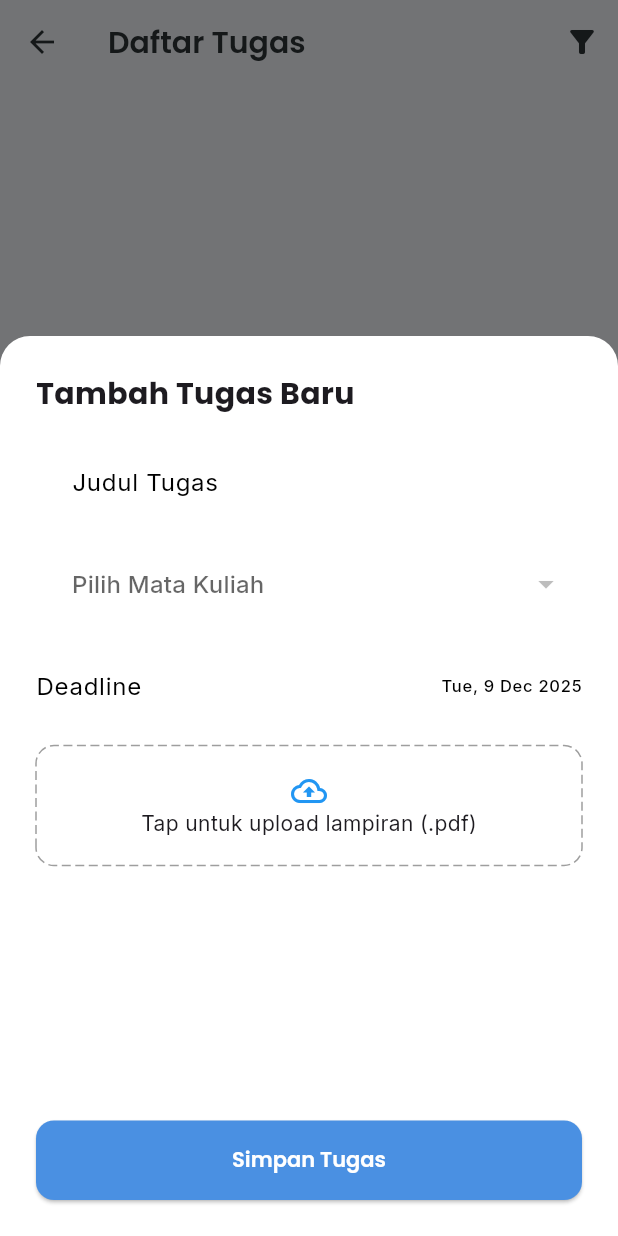
After one commit to Deryl7/StudyTrack, a Flutter app: the TaskScreen screen opened directly, after a tap on the "filter alt off" icon, after a tap on "Tugas Baru", on a phone screen of 412 x 824 dp. The commit adds this screen. Run offline on Flutter 3.47's test engine with Material 3 defaults, Android fonts, the phone set to English and light mode, and no system bars; drawn by our look-alikes of dotted_border; our stand-ins replace cloud_firestore, file_picker, firebase_auth, firebase_core, firebase_storage, google_fonts; accounts and stored records are empty.

Commit message:
Final UI: Tasks, Profil

```diff
--- a/lib/main.dart
+++ b/lib/main.dart
@@ -3,6 +3,11 @@ import 'package:firebase_core/firebase_core.dart';
 import 'package:provider/provider.dart';
 import 'package:firebase_auth/firebase_auth.dart';
 import 'package:google_fonts/google_fonts.dart';
+import 'home/home_screen.dart';
+import 'schedule/schedule_screen.dart';
+// Tambahkan 2 baris ini:
+import 'tasks/task_screen.dart';
+import 'profile/profile_screen.dart';
 
 // Services
 import 'services/auth_service.dart';
--- a/lib/ui/main_layout.dart
+++ b/lib/ui/main_layout.dart
@@ -4,6 +4,9 @@ import 'package:google_fonts/google_fonts.dart';
 // Screens
 import 'home/home_screen.dart';
 import 'schedule/schedule_screen.dart';
+
+import 'tasks/task_screen.dart';
+import 'profile/profile_screen.dart';
 
 // Placeholder untuk Tahap 3
 class PlaceholderScreen extends StatelessWidget {
@@ -28,8 +31,8 @@ class _MainLayoutState extends State<MainLayout> {
   final List<Widget> _screens = [
     const HomeScreen(), // Index 0: Dashboard
     const ScheduleScreen(), // Index 1: Jadwal
-    const PlaceholderScreen("Tugas"), // Index 2: Tugas (Tahap 3)
-    const PlaceholderScreen("Profil"), // Index 3: Profil (Tahap 3)
+    const TaskScreen(), // Index 2: Tugas (BARU)
+    const ProfileScreen(), // Index 3: Profil (BARU)
   ];
 
   @override
--- /dev/null
+++ b/lib/ui/tasks/task_screen.dart
@@ -0,0 +1,364 @@
+import 'dart:io';
+import 'package:flutter/material.dart';
+import 'package:provider/provider.dart';
+import 'package:firebase_auth/firebase_auth.dart';
+import 'package:google_fonts/google_fonts.dart';
+import 'package:intl/intl.dart';
+import 'package:file_picker/file_picker.dart';
+import 'package:dotted_border/dotted_border.dart';
+
+import '../../services/database_service.dart';
+import '../../services/storage_services.dart';
+import '../../models/task_model.dart';
+import '../../models/course_model.dart';
+
+class TaskScreen extends StatefulWidget {
+  const TaskScreen({super.key});
+
+  @override
+  State<TaskScreen> createState() => _TaskScreenState();
+}
+
+class _TaskScreenState extends State<TaskScreen> {
+  bool _showOnlyPending = false; // Filter status tugas
+
+  @override
+  Widget build(BuildContext context) {
+    final user = Provider.of<User?>(context);
+    final db = DatabaseService(uid: user!.uid);
+
+    return Scaffold(
+      appBar: AppBar(
+        title: const Text("Daftar Tugas"),
+        actions: [
+          // Filter Button
+          IconButton(
+            icon: Icon(
+              _showOnlyPending ? Icons.filter_alt : Icons.filter_alt_off,
+            ),
+            tooltip: "Filter Belum Selesai",
+            onPressed: () =>
+                setState(() => _showOnlyPending = !_showOnlyPending),
+          ),
+        ],
+      ),
+      floatingActionButton: FloatingActionButton.extended(
+        onPressed: () => _showAddTaskSheet(context, db),
+        label: const Text("Tugas Baru"),
+        icon: const Icon(Icons.add),
+        backgroundColor: Theme.of(context).primaryColor,
+      ),
+      body: StreamBuilder<List<TaskModel>>(
+        stream: db.tasks,
+        builder: (context, snapshot) {
+          if (!snapshot.hasData)
+            return const Center(child: CircularProgressIndicator());
+
+          var tasks = snapshot.data!;
+
+          // Logic Filter
+          if (_showOnlyPending) {
+            tasks = tasks.where((t) => !t.isDone).toList();
+          }
+
+          if (tasks.isEmpty) {
+            return Center(
+              child: Column(
+                mainAxisAlignment: MainAxisAlignment.center,
+                children: [
+                  const Icon(Icons.task_alt, size: 64, color: Colors.grey),
+                  const SizedBox(height: 16),
+                  Text(
+                    "Tidak ada tugas. Santai dulu! ☕",
+                    style: GoogleFonts.inter(color: Colors.grey),
+                  ),
+                ],
+              ),
+            );
+          }
+
+          return ListView.builder(
+            padding: const EdgeInsets.all(16),
+            itemCount: tasks.length,
+            itemBuilder: (context, index) {
+              final task = tasks[index];
+              return _buildTaskCard(task, db);
+            },
+          );
+        },
+      ),
+    );
+  }
+
+  Widget _buildTaskCard(TaskModel task, DatabaseService db) {
+    final isOverdue = task.deadline.isBefore(DateTime.now()) && !task.isDone;
+
+    return Card(
+      margin: const EdgeInsets.only(bottom: 12),
+      shape: RoundedRectangleBorder(
+        borderRadius: BorderRadius.circular(12),
+        side: isOverdue
+            ? const BorderSide(color: Colors.red, width: 1)
+            : BorderSide.none,
+      ),
+      child: ListTile(
+        contentPadding: const EdgeInsets.symmetric(horizontal: 16, vertical: 8),
+        leading: Checkbox(
+          value: task.isDone,
+          activeColor: Colors.green,
+          shape: const CircleBorder(),
+          onChanged: (val) => db.toggleTaskStatus(task.id, task.isDone),
+        ),
+        title: Text(
+          task.title,
+          style: GoogleFonts.poppins(
+            fontWeight: FontWeight.w600,
+            decoration: task.isDone ? TextDecoration.lineThrough : null,
+            color: task.isDone ? Colors.grey : Colors.black,
+          ),
+        ),
+        subtitle: Column(
+          crossAxisAlignment: CrossAxisAlignment.start,
+          children: [
+            const SizedBox(height: 4),
+            Text(
+              task.courseName,
+              style: GoogleFonts.inter(
+                fontSize: 12,
+                color: Theme.of(context).primaryColor,
+              ),
+            ),
+            Text(
+              "Deadline: ${DateFormat('d MMM HH:mm').format(task.deadline)}",
+              style: GoogleFonts.inter(
+                fontSize: 12,
+                color: isOverdue ? Colors.red : Colors.grey,
+              ),
+            ),
+            if (task.fileName != null) ...[
+              const SizedBox(height: 4),
+              Row(
+                children: [
+                  const Icon(Icons.attach_file, size: 14, color: Colors.grey),
+                  const SizedBox(width: 4),
+                  Text(
+                    task.fileName!,
+                    style: GoogleFonts.inter(
+                      fontSize: 11,
+                      fontStyle: FontStyle.italic,
+                    ),
+                  ),
+                ],
+              ),
+            ],
+          ],
+        ),
+        trailing: IconButton(
+          icon: const Icon(Icons.delete_outline, color: Colors.redAccent),
+          onPressed: () => db.deleteTask(task.id),
+        ),
+      ),
+    );
+  }
+
+  // --- FORM TAMBAH TUGAS (MODAL) ---
+  void _showAddTaskSheet(BuildContext context, DatabaseService db) {
+    showModalBottomSheet(
+      context: context,
+      isScrollControlled: true,
+      shape: const RoundedRectangleBorder(
+        borderRadius: BorderRadius.vertical(top: Radius.circular(20)),
+      ),
+      builder: (context) => Padding(
+        padding: EdgeInsets.only(
+          bottom: MediaQuery.of(context).viewInsets.bottom,
+        ),
+        child: const AddTaskForm(),
+      ),
+    );
+  }
+}
+
+class AddTaskForm extends StatefulWidget {
+  const AddTaskForm({super.key});
+  @override
+  State<AddTaskForm> createState() => _AddTaskFormState();
+}
+
+class _AddTaskFormState extends State<AddTaskForm> {
+  final _titleController = TextEditingController();
+  final _descController = TextEditingController();
+  DateTime _selectedDate = DateTime.now().add(const Duration(days: 1));
+  String? _selectedCourseId;
+  String _selectedCourseName = "";
+  File? _pickedFile; // File yang dipilih
+  String? _fileName;
+  bool _isUploading = false;
+
+  @override
+  Widget build(BuildContext context) {
+    final user = Provider.of<User?>(context);
+    final db = DatabaseService(uid: user!.uid);
+    final storage = StorageService();
+
+    return Container(
+      padding: const EdgeInsets.all(24),
+      height: 600, // Fixed height agar cukup
+      child: Column(
+        crossAxisAlignment: CrossAxisAlignment.start,
+        children: [
+          Text(
+            "Tambah Tugas Baru",
+            style: GoogleFonts.poppins(
+              fontSize: 20,
+              fontWeight: FontWeight.bold,
+            ),
+          ),
+          const SizedBox(height: 16),
+
+          TextField(
+            controller: _titleController,
+            decoration: const InputDecoration(labelText: "Judul Tugas"),
+          ),
+          const SizedBox(height: 12),
+
+          // Dropdown Mata Kuliah (Ambil dari Firestore)
+          StreamBuilder<List<CourseModel>>(
+            stream: db.courses,
+            builder: (context, snapshot) {
+              if (!snapshot.hasData) return const LinearProgressIndicator();
+              return DropdownButtonFormField<String>(
+                value: _selectedCourseId,
+                hint: const Text("Pilih Mata Kuliah"),
+                items: snapshot.data!.map((course) {
+                  return DropdownMenuItem(
+                    value: course.id,
+                    child: Text(course.name),
+                    onTap: () => _selectedCourseName = course.name,
+                  );
+                }).toList(),
+                onChanged: (val) => setState(() => _selectedCourseId = val),
+              );
+            },
+          ),
+
+          const SizedBox(height: 12),
+
+          // Date Picker sederhana
+          ListTile(
+            contentPadding: EdgeInsets.zero,
+            title: const Text("Deadline"),
+            trailing: Text(DateFormat('EEE, d MMM yyyy').format(_selectedDate)),
+            onTap: () async {
+              final picked = await showDatePicker(
+                context: context,
+                initialDate: _selectedDate,
+                firstDate: DateTime.now(),
+                lastDate: DateTime(2030),
+              );
+              if (picked != null) setState(() => _selectedDate = picked);
+            },
+          ),
+
+          const SizedBox(height: 12),
+
+          // UPLOAD FILE AREA
+          GestureDetector(
+            onTap: _pickFile,
+            child: DottedBorder(
+              color: Colors.grey,
+              strokeWidth: 1,
+              dashPattern: const [6, 3],
+              borderType: BorderType.RRect,
+              radius: const Radius.circular(12),
+              child: Container(
+                width: double.infinity,
+                padding: const EdgeInsets.all(16),
+                alignment: Alignment.center,
+                child: _pickedFile == null
+                    ? Column(
+                        children: const [
+                          Icon(Icons.cloud_upload_outlined, color: Colors.blue),
+                          Text("Tap untuk upload lampiran (.pdf)"),
+                        ],
+                      )
+                    : Row(
+                        children: [
+                          const Icon(Icons.description, color: Colors.green),
+                          const SizedBox(width: 8),
+                          Expanded(child: Text(_fileName!)),
+                          const Icon(Icons.check_circle, color: Colors.green),
+                        ],
+                      ),
+              ),
+            ),
+          ),
+
+          const Spacer(),
+
+          SizedBox(
+            width: double.infinity,
+            child: ElevatedButton(
+              onPressed: _isUploading
+                  ? null
+                  : () async {
+                      if (_titleController.text.isEmpty ||
+                          _selectedCourseId == null)
+                        return;
+
+                      setState(() => _isUploading = true);
+
+                      String? downloadUrl;
+
+                      // 1. Upload File jika ada
+                      if (_pickedFile != null) {
+                        downloadUrl = await storage.uploadTaskFile(
+                          _pickedFile!,
+                          _fileName!,
+                        );
+                      }
+
+                      // 2. Simpan Data Tugas
+                      final newTask = TaskModel(
+                        id: '',
+                        title: _titleController.text,
+                        description: _descController.text,
+                        deadline: _selectedDate,
+                        isDone: false,
+                        courseId: _selectedCourseId!,
+                        courseName: _selectedCourseName,
+                        ownerId: user.uid,
+                        fileUrl: downloadUrl,
+                        fileName: _fileName,
+                      );
+
+                      await db.addTask(newTask);
+
+                      if (mounted) Navigator.pop(context);
+                    },
+              child: _isUploading
+                  ? const Text("Mengupload...")
+                  : const Text("Simpan Tugas"),
+            ),
+          ),
+        ],
+      ),
+    );
+  }
+
+  Future<void> _pickFile() async {
+    FilePickerResult? result = await FilePicker.platform.pickFiles(
+      type: FileType.custom,
+      allowedExtensions: ['pdf', 'doc', 'docx'],
+    );
+
+    if (result != null) {
+      // NOTE: Untuk Web Preview, logic ini mungkin perlu penyesuaian di backend service.
+      // Tapi untuk Mobile (Android/iOS) ini sudah benar.
+      setState(() {
+        _pickedFile = File(result.files.single.path!);
+        _fileName = result.files.single.name;
+      });
+    }
+  }
+}
```
Also changed, not shown: lib/ui/profile/profile_screen.dart (added, +106 -0 lines).
